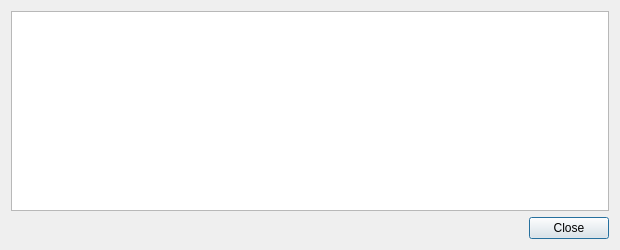
The window that src/qt/forms/transactiondescdialog.ui (wurstgelee/triangles) describes before a commit, drawn with Qt 5.
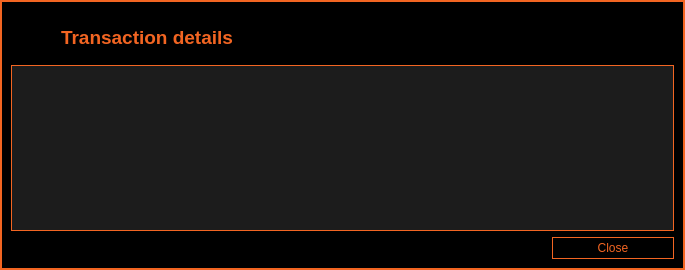
The same window after the commit. Icons and pictures are not drawn.

```diff
--- a/src/qt/forms/transactiondescdialog.ui
+++ b/src/qt/forms/transactiondescdialog.ui
@@ -6,32 +6,270 @@
    <rect>
     <x>0</x>
     <y>0</y>
-    <width>620</width>
-    <height>250</height>
+    <width>685</width>
+    <height>270</height>
    </rect>
   </property>
   <property name="windowTitle">
    <string>Transaction details</string>
   </property>
+  <property name="styleSheet">
+   <string notr="true">QLabel {
+	color: #f26522;
+}
+
+QDialog {
+	background-color: #000;
+}
+
+</string>
+  </property>
   <layout class="QVBoxLayout" name="verticalLayout">
+   <property name="spacing">
+    <number>0</number>
+   </property>
+   <property name="leftMargin">
+    <number>0</number>
+   </property>
+   <property name="topMargin">
+    <number>0</number>
+   </property>
+   <property name="rightMargin">
+    <number>0</number>
+   </property>
+   <property name="bottomMargin">
+    <number>0</number>
+   </property>
    <item>
-    <widget class="QTextEdit" name="detailText">
-     <property name="toolTip">
-      <string>This pane shows a detailed description of the transaction</string>
+    <widget class="QFrame" name="borderframe">
+     <property name="styleSheet">
+      <string notr="true">#borderframe {
+	border: 2px solid #f26522;
+	}</string>
      </property>
-     <property name="readOnly">
-      <bool>true</bool>
+     <property name="frameShape">
+      <enum>QFrame::StyledPanel</enum>
      </property>
-    </widget>
-   </item>
-   <item>
-    <widget class="QDialogButtonBox" name="buttonBox">
-     <property name="orientation">
-      <enum>Qt::Horizontal</enum>
+     <property name="frameShadow">
+      <enum>QFrame::Raised</enum>
      </property>
-     <property name="standardButtons">
-      <set>QDialogButtonBox::Close</set>
-     </property>
+     <layout class="QVBoxLayout" name="verticalLayout_2">
+      <item>
+       <widget class="QWidget" name="wCaption" native="true">
+        <property name="minimumSize">
+         <size>
+          <width>0</width>
+          <height>38</height>
+         </size>
+        </property>
+        <property name="maximumSize">
+         <size>
+          <width>16777215</width>
+          <height>35</height>
+         </size>
+        </property>
+        <property name="styleSheet">
+         <string notr="true">#wCaption {
+	background-color: #000;
+	}</string>
+        </property>
+        <property name="is_header" stdset="0">
+         <bool>true</bool>
+        </property>
+        <layout class="QHBoxLayout" name="horizontalLayout_3">
+         <item>
+          <widget class="QLabel" name="lbTitleIcon">
+           <property name="sizePolicy">
+            <sizepolicy hsizetype="Preferred" vsizetype="Preferred">
+             <horstretch>0</horstretch>
+             <verstretch>0</verstretch>
+            </sizepolicy>
+           </property>
+           <property name="minimumSize">
+            <size>
+             <width>30</width>
+             <height>30</height>
+            </size>
+           </property>
+           <property name="maximumSize">
+            <size>
+             <width>30</width>
+             <height>30</height>
+            </size>
+           </property>
+           <property name="text">
+            <string/>
+           </property>
+           <property name="pixmap">
+            <pixmap resource="../triangles.qrc">:/menu_32/transactions</pixmap>
+           </property>
+          </widget>
+         </item>
+         <item>
+          <spacer name="horizontalSpacer_224">
+           <property name="orientation">
+            <enum>Qt::Horizontal</enum>
+           </property>
+           <property name="sizeType">
+            <enum>QSizePolicy::Fixed</enum>
+           </property>
+           <property name="sizeHint" stdset="0">
+            <size>
+             <width>5</width>
+             <height>14</height>
+            </size>
+           </property>
+          </spacer>
+         </item>
+         <item>
+          <widget class="QLabel" name="label_aboutTriangles">
+           <property name="minimumSize">
+            <size>
+             <width>400</width>
+             <height>32</height>
+            </size>
+           </property>
+           <property name="baseSize">
+            <size>
+             <width>409</width>
+             <height>36</height>
+            </size>
+           </property>
+           <property name="font">
+            <font>
+             <pointsize>14</pointsize>
+             <weight>75</weight>
+             <bold>true</bold>
+             <stylestrategy>PreferAntialias</stylestrategy>
+            </font>
+           </property>
+           <property name="lineWidth">
+            <number>2</number>
+           </property>
+           <property name="text">
+            <string>Transaction details</string>
+           </property>
+          </widget>
+         </item>
+         <item>
+          <spacer name="horizontalSpacer_223">
+           <property name="orientation">
+            <enum>Qt::Horizontal</enum>
+           </property>
+           <property name="sizeType">
+            <enum>QSizePolicy::Fixed</enum>
+           </property>
+           <property name="sizeHint" stdset="0">
+            <size>
+             <width>10</width>
+             <height>14</height>
+            </size>
+           </property>
+          </spacer>
+         </item>
+         <item>
+          <widget class="QPushButton" name="bClose">
+           <property name="minimumSize">
+            <size>
+             <width>30</width>
+             <height>30</height>
+            </size>
+           </property>
+           <property name="maximumSize">
+            <size>
+             <width>30</width>
+             <height>30</height>
+            </size>
+           </property>
+           <property name="styleSheet">
+            <string notr="true">QPushButton {	
+	image: url(:/icons/close_normal);
+	border: 0px solid gray;
+	}
+
+QPushButton:pressed:flat {
+	image: url(:/icons/close_normal);
+	}
+
+QPushButton:hover {
+	image: url(:/icons/close_hover);
+	}</string>
+           </property>
+           <property name="text">
+            <string notr="true"/>
+           </property>
+           <property name="flat">
+            <bool>true</bool>
+           </property>
+          </widget>
+         </item>
+        </layout>
+       </widget>
+      </item>
+      <item>
+       <spacer name="verticalSpacer">
+        <property name="orientation">
+         <enum>Qt::Vertical</enum>
+        </property>
+        <property name="sizeType">
+         <enum>QSizePolicy::Fixed</enum>
+        </property>
+        <property name="sizeHint" stdset="0">
+         <size>
+          <width>20</width>
+          <height>10</height>
+         </size>
+        </property>
+       </spacer>
+      </item>
+      <item>
+       <widget class="QTextEdit" name="detailText">
+        <property name="toolTip">
+         <string>This pane shows a detailed description of the transaction</string>
+        </property>
+        <property name="styleSheet">
+         <string notr="true">QTextEdit {
+	background-color: #1c1c1c;
+	border: 1px solid #f26522;
+	color: #f26522;
+	}</string>
+        </property>
+        <property name="readOnly">
+         <bool>true</bool>
+        </property>
+       </widget>
+      </item>
+      <item>
+       <widget class="QDialogButtonBox" name="buttonBox">
+        <property name="styleSheet">
+         <string notr="true">QPushButton {
+	background-color: #000;
+	color: #f26522;
+	border: 1px solid #f26522;
+	max-height: 20px;
+	min-height: 20px;
+	max-width: 120px;
+	min-width: 120px;
+	}
+
+QPushButton:hover {
+	background-color: #61280E;
+	}
+
+QPushButton:pressed:flat {
+	color: #000;
+	background-color: #f26522;
+	}</string>
+        </property>
+        <property name="orientation">
+         <enum>Qt::Horizontal</enum>
+        </property>
+        <property name="standardButtons">
+         <set>QDialogButtonBox::Close</set>
+        </property>
+       </widget>
+      </item>
+     </layout>
     </widget>
    </item>
   </layout>
```
Left out of the diff: 20 changed lines with no effect on the pictures.
